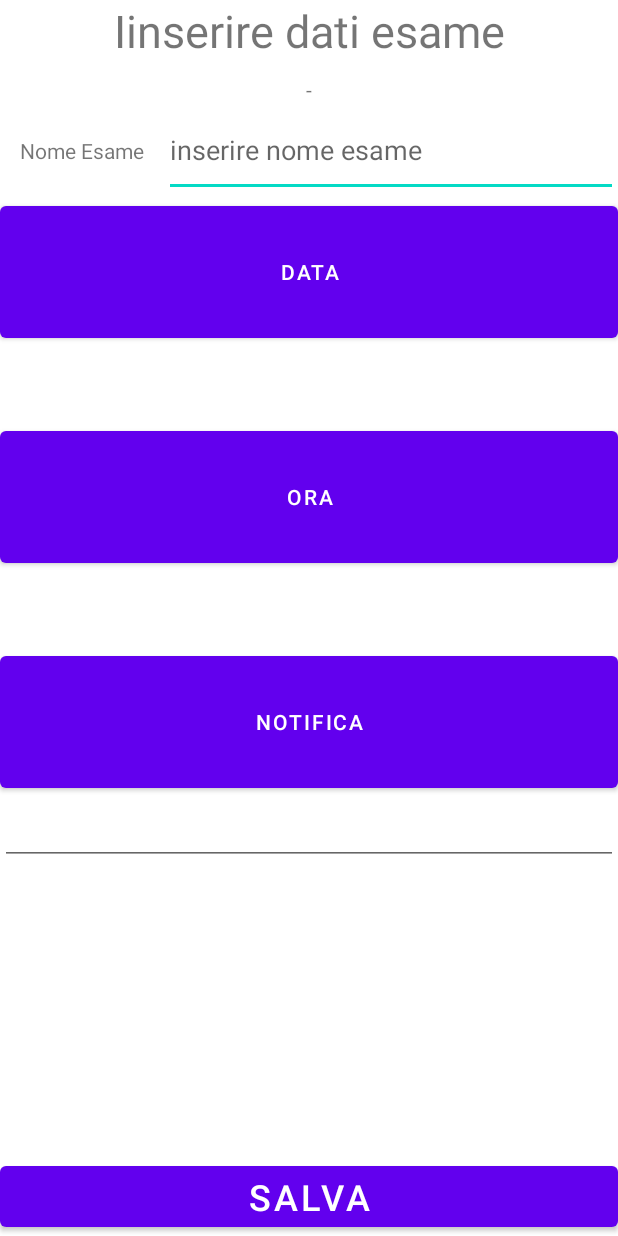
After one commit to Metallogic/Follow-App, an Android app: the layout activity_exam_insertion.xml on its own in the app's theme, with its tools: preview values and no code run, on a phone screen of 412 x 824 dp. The commit adds this screen. Run offline under Robolectric (Android 15) with nearby library versions, the phone set to English and light mode, and no system bars.

Commit message:
Creazione: -classe main e relativo layout; -classe ExamInsertion.kt e relativo layout; -loyout exam_row.xml; -classe DataBaseHandler.kt; -classe modelExam; -classe SchermataCaricamentoApp e relativo layout;

```diff
--- /dev/null
+++ b/app/src/main/java/com/example/followapp/moelExam.kt
@@ -0,0 +1,3 @@
+package com.example.followapp
+
+class modelExam (val id: Int, val nomeEsame: String, val dataEsame: String, val oraEsame: String)
--- /dev/null
+++ b/app/src/main/res/drawable/ic_baseline_self_improvement_24.xml
@@ -0,0 +1,6 @@
+<vector android:height="200dp" android:tint="?attr/colorControlNormal"
+    android:viewportHeight="24" android:viewportWidth="24"
+    android:width="200dp" xmlns:android="http://schemas.android.com/apk/res/android">
+    <path android:fillColor="@android:color/white" android:pathData="M12,6m-2,0a2,2 0,1 1,4 0a2,2 0,1 1,-4 0"/>
+    <path android:fillColor="@android:color/white" android:pathData="M21,16v-2c-2.24,0 -4.16,-0.96 -5.6,-2.68l-1.34,-1.6C13.68,9.26 13.12,9 12.53,9h-1.05c-0.59,0 -1.15,0.26 -1.53,0.72l-1.34,1.6C7.16,13.04 5.24,14 3,14v2c2.77,0 5.19,-1.17 7,-3.25V15l-3.88,1.55C5.45,16.82 5,17.48 5,18.21C5,19.2 5.8,20 6.79,20H9v-0.5c0,-1.38 1.12,-2.5 2.5,-2.5h3c0.28,0 0.5,0.22 0.5,0.5S14.78,18 14.5,18h-3c-0.83,0 -1.5,0.67 -1.5,1.5V20h7.21C18.2,20 19,19.2 19,18.21c0,-0.73 -0.45,-1.39 -1.12,-1.66L14,15v-2.25C15.81,14.83 18.23,16 21,16z"/>
+</vector>
--- /dev/null
+++ b/app/src/main/res/layout/activity_exam_insertion.xml
@@ -0,0 +1,108 @@
+<?xml version="1.0" encoding="utf-8"?>
+<androidx.constraintlayout.widget.ConstraintLayout xmlns:android="http://schemas.android.com/apk/res/android"
+    xmlns:app="http://schemas.android.com/apk/res-auto"
+    xmlns:tools="http://schemas.android.com/tools"
+    android:layout_width="match_parent"
+    android:layout_height="match_parent"
+    tools:context=".ExamInsertion">
+
+    <Button
+        android:id="@+id/salvaB"
+        android:layout_width="0dp"
+        android:layout_height="wrap_content"
+        android:text="SALVA"
+        android:textSize="24sp"
+        app:layout_constraintBottom_toBottomOf="parent"
+        app:layout_constraintEnd_toEndOf="parent"
+        app:layout_constraintHorizontal_bias="0.498"
+        app:layout_constraintStart_toStartOf="parent" />
+
+    <LinearLayout
+        android:layout_width="match_parent"
+        android:layout_height="match_parent"
+        android:layout_marginBottom="72dp"
+        android:orientation="vertical"
+        app:layout_constraintBottom_toBottomOf="parent"
+        tools:layout_editor_absoluteX="-16dp"
+        android:weightSum="2">
+
+        <TextView
+            android:id="@+id/tVTitolo"
+            android:layout_width="match_parent"
+            android:layout_height="50dp"
+            android:text="Iinserire dati esame"
+            android:textAlignment="center"
+            android:textSize="30sp" />
+
+        <TextView
+            android:id="@+id/textView"
+            android:layout_width="match_parent"
+            android:layout_height="wrap_content"
+            android:text="-"
+            android:textAlignment="center"
+            android:textSize="14sp" />
+
+        <LinearLayout
+            android:layout_width="match_parent"
+            android:layout_height="62dp"
+            android:orientation="horizontal">
+
+            <TextView
+                android:id="@+id/textView2"
+                android:layout_width="109dp"
+                android:layout_height="match_parent"
+                android:gravity="center"
+                android:text="Nome Esame"
+                android:textAlignment="center" />
+
+            <EditText
+                android:id="@+id/eTNomeEsame"
+                android:layout_width="match_parent"
+                android:layout_height="match_parent"
+                android:autofillHints=""
+                android:ems="10"
+                android:hint="inserire nome esame"
+                android:inputType="textPersonName"
+                android:textAlignment="textStart" />
+        </LinearLayout>
+
+        <Button
+            android:id="@+id/dataB"
+            android:layout_width="match_parent"
+            android:layout_height="100dp"
+            android:text="DATA" />
+
+        <TextView
+            android:id="@+id/tVData"
+            android:layout_width="match_parent"
+            android:layout_height="50dp"
+            android:textAlignment="center"
+            android:textSize="22sp" />
+
+        <Button
+            android:id="@+id/oraB"
+            android:layout_width="match_parent"
+            android:layout_height="100dp"
+            android:text="ORA" />
+
+        <TextView
+            android:id="@+id/tVOra"
+            android:layout_width="match_parent"
+            android:layout_height="50dp"
+            android:textAlignment="center"
+            android:textSize="22sp" />
+
+        <Button
+            android:id="@+id/alertsB"
+            android:layout_width="match_parent"
+            android:layout_height="100dp"
+            android:text="NOTIFICA" />
+
+        <EditText
+            android:id="@+id/tVID"
+            android:layout_width="match_parent"
+            android:layout_height="wrap_content" />
+
+
+    </LinearLayout>
+</androidx.constraintlayout.widget.ConstraintLayout>
--- a/app/src/main/res/values/strings.xml
+++ b/app/src/main/res/values/strings.xml
@@ -1,3 +1,4 @@
 <resources>
     <string name="app_name">Follow App</string>
+    <string name="esame_inserito_toast">ESAME INSERITO</string>
 </resources>
```
Also changed, not shown: app/src/main/java/com/example/followapp/DataBaseHandler.kt (added, +98 -0 lines), app/src/main/java/com/example/followapp/ExamInsertion.kt (added, +176 -0 lines), app/src/main/res/drawable/ic_launcher_foreground.xml (added, +18 -0 lines), app/src/main/res/layout/activity_schermata_caricamento_app.xml (added, +17 -0 lines), app/src/main/res/layout/exam_row.xml (added, +48 -0 lines).
